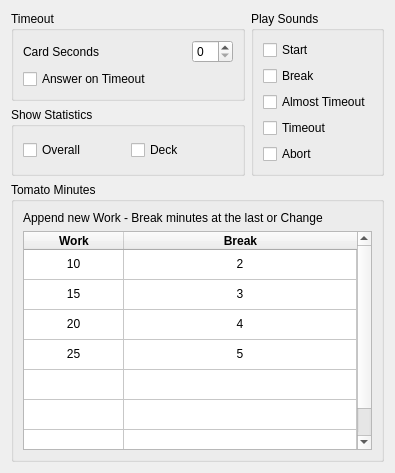
This is TomatoClock/ui/designer/Config.ui in qtswdev/TomatoClock as Qt 5 draws it before an edit. The edited form follows.
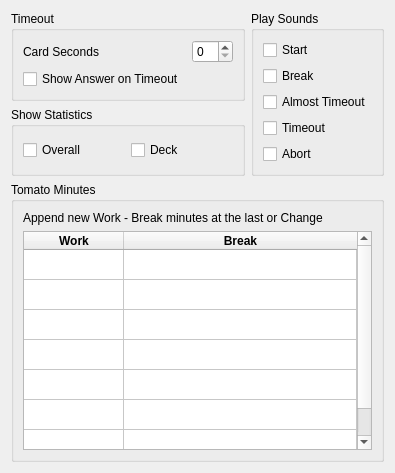
This is the edited form. Icons and pictures are not drawn.

Commit message: add update function to config dialog; release;

```diff
--- a/TomatoClock/ui/designer/Config.ui
+++ b/TomatoClock/ui/designer/Config.ui
@@ -60,7 +60,7 @@
             <item>
              <widget class="QCheckBox" name="check_answer_timeout">
               <property name="text">
-               <string>Answer on Timeout</string>
+               <string>Show Answer on Timeout</string>
               </property>
              </widget>
             </item>
@@ -251,7 +251,7 @@
         </column>
         <item row="0" column="0">
          <property name="text">
-          <string>10</string>
+          <string/>
          </property>
          <property name="textAlignment">
           <set>AlignHCenter|AlignVCenter|AlignCenter</set>
@@ -259,7 +259,7 @@
         </item>
         <item row="0" column="1">
          <property name="text">
-          <string>2</string>
+          <string/>
          </property>
          <property name="textAlignment">
           <set>AlignHCenter|AlignVCenter|AlignCenter</set>
@@ -267,7 +267,7 @@
         </item>
         <item row="1" column="0">
          <property name="text">
-          <string>15</string>
+          <string/>
          </property>
          <property name="textAlignment">
           <set>AlignHCenter|AlignVCenter|AlignCenter</set>
@@ -275,7 +275,7 @@
         </item>
         <item row="1" column="1">
          <property name="text">
-          <string>3</string>
+          <string/>
          </property>
          <property name="textAlignment">
           <set>AlignHCenter|AlignVCenter|AlignCenter</set>
@@ -283,7 +283,7 @@
         </item>
         <item row="2" column="0">
          <property name="text">
-          <string>20</string>
+          <string/>
          </property>
          <property name="textAlignment">
           <set>AlignHCenter|AlignVCenter|AlignCenter</set>
@@ -291,7 +291,7 @@
         </item>
         <item row="2" column="1">
          <property name="text">
-          <string>4</string>
+          <string/>
          </property>
          <property name="textAlignment">
           <set>AlignHCenter|AlignVCenter|AlignCenter</set>
@@ -299,7 +299,7 @@
         </item>
         <item row="3" column="0">
          <property name="text">
-          <string>25</string>
+          <string/>
          </property>
          <property name="textAlignment">
           <set>AlignHCenter|AlignVCenter|AlignCenter</set>
@@ -307,7 +307,7 @@
         </item>
         <item row="3" column="1">
          <property name="text">
-          <string>5</string>
+          <string/>
          </property>
          <property name="textAlignment">
           <set>AlignHCenter|AlignVCenter|AlignCenter</set>
```
Left out of the diff: 2 changed lines with no effect on the pictures. The commit also changes 6 other files.
